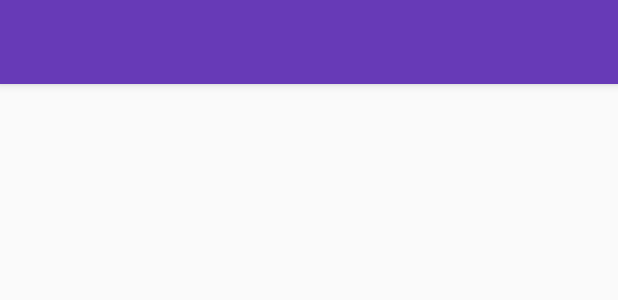
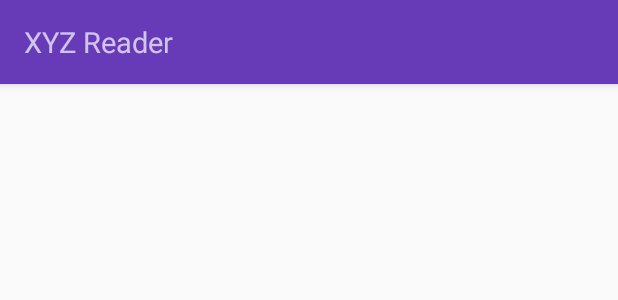
Before and after one commit to shaheenkdr/xyzreader, an Android app: the layout activity_article_list.xml on its own in the app's theme, with its tools: preview values and no code run, on a phone screen of 412 x 824 dp. Shown: the top 300 px of the screen. Run offline under Robolectric (Android 15) with nearby library versions, the phone set to English and light mode, and no system bars.

Commit message:
made changes to the font!

```diff
--- a/XYZReader/src/main/res/layout/activity_article_list.xml
+++ b/XYZReader/src/main/res/layout/activity_article_list.xml
@@ -22,8 +22,15 @@
             android:layout_marginRight="@dimen/list_toolbar_side_margin"
             android:layout_width="match_parent"
             android:layout_height="?actionBarSize"
-            android:background="?attr/colorPrimary"
-            >
+            android:background="?attr/colorPrimary">
+
+            <TextView
+                android:id="@+id/titleText"
+                android:text="@string/app_name"
+                android:gravity="start|center"
+                android:textSize="19sp"
+                android:layout_width="match_parent"
+                android:layout_height="match_parent" />
         </android.support.v7.widget.Toolbar>
 
     </android.support.design.widget.AppBarLayout>
```
Also changed, not shown: XYZReader/src/main/java/com/example/xyzreader/ui/ArticleListActivity.java (+15 -0 lines), 399 other files.
